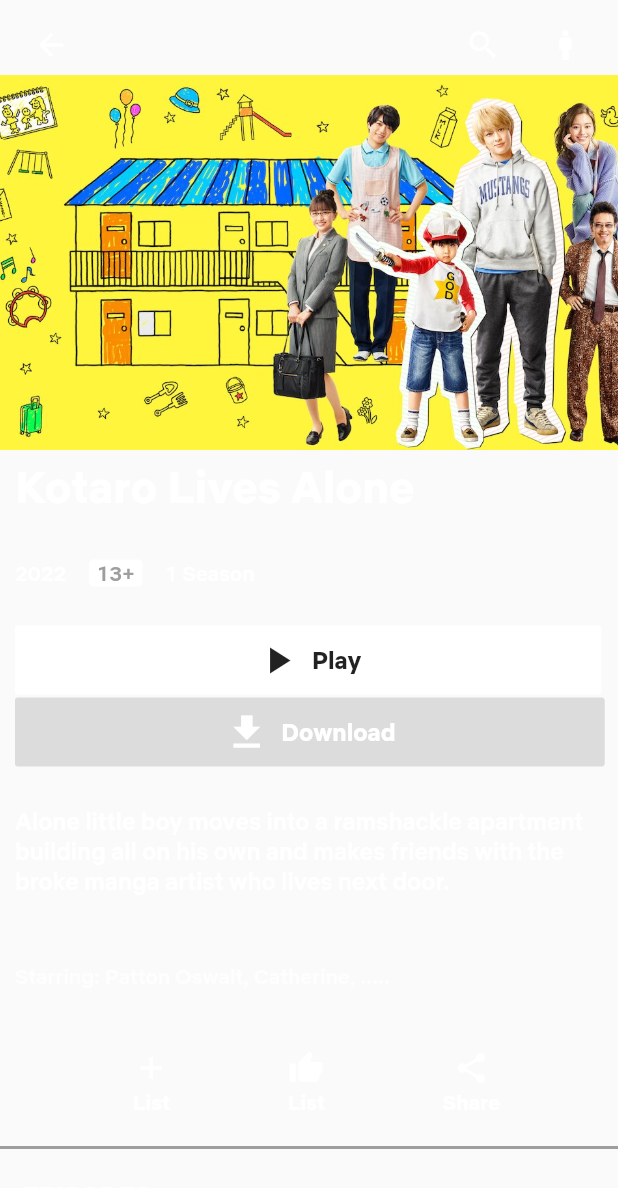
After one commit to hnagn2003/test-netflex, a Flutter app: the Detail screen opened directly, after a tap on "Play", on a phone screen of 412 x 824 dp. The commit adds this screen. Shown: the top 1188 px of the screen. Run offline on Flutter 3.47's test engine with Material 2 defaults, Android fonts, the phone set to English and light mode, and no system bars.

Commit message:
merge code hai nam

```diff
--- /dev/null
+++ b/lib/assets.dart
@@ -0,0 +1,46 @@
+class Assets {
+  static const String _images = 'assets/images/';
+
+  static const String netflixLogo0 = '${_images}netflix_logo0.png';
+  static const String netflixLogo1 = '${_images}netflix_logo1.png';
+
+  static const String sintel = '${_images}sintel.jpg';
+  static const String sintelTitle = '${_images}sintel_title.png';
+  static const String sintelVideoUrl =
+      'http://commondatastorage.googleapis.com/gtv-videos-bucket/sample/Sintel.mp4';
+
+  static const String atla = '${_images}atla.jpg';
+  static const String atlaTitle = '${_images}atla_title.png';
+
+  static const String blackMirror = '${_images}black_mirror.jpg';
+  static const String blackMirrorTitle = '${_images}black_mirror_title.png';
+
+  static const String breakingBad = '${_images}breaking_bad.jpg';
+
+  static const String caroleAndTuesday = '${_images}carole_and_tuesday.jpg';
+  static const String caroleAndTuesdayTitle =
+      '${_images}carole_and_tuesday_title.png';
+
+  static const String crown = '${_images}crown.jpg';
+  static const String crownTitle = '${_images}crown_title.png';
+
+  static const String dogs = '${_images}dogs.jpg';
+  static const String explained = '${_images}explained.jpg';
+  static const String htsdof = '${_images}htsdof.jpg';
+  static const String kakegurui = '${_images}kakegurui.jpg';
+  static const String strangerThings = '${_images}stranger_things.jpg';
+  static const String teotfw = '${_images}teotfw.jpg';
+  static const String thirteenReasonsWhy = '${_images}thirteen_reasons_why.jpg';
+  static const String tigerKing = '${_images}tiger_king.jpg';
+
+  static const String umbrellaAcademy = '${_images}umbrella_academy.jpg';
+  static const String umbrellaAcademyTitle =
+      '${_images}umbrella_academy_title.png';
+
+  static const String violetEvergarden = '${_images}violet_evergarden.jpg';
+  static const String witcher = '${_images}witcher.jpg';
+
+  static const String larva = '${_images}larva.jpg';
+  static const String kotaro = '${_images}kotaro.jpg';
+  static const String kotaro_ep1 = '${_images}ep1.jpg';
+}
--- /dev/null
+++ b/lib/details.dart
@@ -0,0 +1,404 @@
+import 'package:flutter/material.dart';
+
+import '../assets.dart';
+
+class Detail extends StatelessWidget {
+  const Detail({Key? key}) : super(key: key);
+
+  @override
+  Widget build(BuildContext context) {
+    final Size screenSize = MediaQuery.of(context).size;
+
+    return Scaffold(
+      appBar: PreferredSize(
+        preferredSize: Size(screenSize.width, 50.0),
+        child: BackBar(),
+      ),
+      body: ListView(
+        children: [
+          Container(
+            height: 250.0,
+            decoration: BoxDecoration(
+              image: DecorationImage(
+                image: AssetImage(Assets.kotaro),
+                fit: BoxFit.cover,
+              ),
+            ),
+          ),
+          Padding(
+            padding: const EdgeInsets.only(left: 10.0), // trai phai
+            child: Column(
+              crossAxisAlignment: CrossAxisAlignment.start,
+              children: [
+                const Padding(
+                  padding: const EdgeInsets.symmetric(vertical: 5.0),
+                  child: Text(
+                    'Kotaro Lives Alone',
+                    style: TextStyle(
+                      color: Colors.white,
+                      fontSize: 30.0,
+                      fontWeight: FontWeight.bold,
+                    ),
+                  ),
+                ),
+                Padding(
+                  padding: const EdgeInsets.symmetric(vertical: 25.0),
+                  child: Row(
+                    children: [
+                      const Text(
+                        '2022',
+                        style: TextStyle(
+                          color: Colors.white,
+                        ),
+                      ),
+                      const SizedBox(
+                        width: 15.0,
+                      ),
+                      Container(
+                        padding: const EdgeInsets.symmetric(horizontal: 5.0),
+                        decoration: BoxDecoration(
+                          color: Colors.white,
+                          borderRadius: BorderRadius.circular(3),
+                        ),
+                        child: const Text(
+                          '13+',
+                          style: TextStyle(
+                            color: Colors.grey,
+                          ),
+                        ),
+                      ),
+                      const SizedBox(
+                        width: 15.0,
+                      ),
+                      const Text(
+                        '1 Season',
+                        style: TextStyle(
+                          color: Colors.white,
+                        ),
+                      ),
+                    ],
+                  ),
+                ),
+                _PlayButton(),
+                _DownloadButton(),
+                const Padding(
+                  padding: const EdgeInsets.symmetric(vertical: 25.0),
+                  child: Text(
+                    'Alone little boy moves into a ramshackle apartment building all on his own and makes friends with the broke manga artist who lives next door.',
+                    style: const TextStyle(
+                      color: Colors.white,
+                      fontSize: 16.0,
+                      // fontWeight: FontWeight.w400,
+                    ),
+                  ),
+                ),
+                Padding(
+                  padding: EdgeInsets.symmetric(vertical: 20.0),
+                  child: Text(
+                    'Starring: Patton Oswalt, Catherine, .....',
+                    style: TextStyle(
+                      color: Colors.white.withOpacity(0.7),
+                      fontSize: 14.0,
+                      // fontWeight: FontWeight.w400,
+                    ),
+                  ),
+                ),
+                _ButtonBar(),
+              ],
+            ),
+          ),
+          Container(
+            // padding: const EdgeInsets.symmetric(horizontal: 5.0),
+            decoration: BoxDecoration(
+              color: Colors.grey,
+              // borderRadius: BorderRadius.circular(3),
+            ),
+            child: const SizedBox(
+              // width: 10.0,
+              height: 2.0,
+            ),
+          ),
+          Padding(
+            padding:
+                const EdgeInsets.symmetric(vertical: 20.0, horizontal: 15.0),
+            child: Column(
+              crossAxisAlignment: CrossAxisAlignment.start,
+              children: const [
+                Text(
+                  'EPISODES',
+                  style: TextStyle(
+                    color: Colors.white,
+                    fontSize: 17.0,
+                    fontWeight: FontWeight.bold,
+                  ),
+                ),
+                SizedBox(
+                  height: 20.0,
+                ),
+                Text(
+                  'Season 1',
+                  style: TextStyle(
+                    color: Colors.white,
+                    fontSize: 15.0,
+                    fontWeight: FontWeight.bold,
+                  ),
+                ),
+              ],
+            ),
+          ),
+          Episode(),
+        ],
+      ),
+    );
+  }
+}
+
+class _PlayButton extends StatelessWidget {
+  const _PlayButton({Key? key}) : super(key: key);
+
+  @override
+  Widget build(BuildContext context) {
+    return FlatButton.icon(
+      // padding: const EdgeInsets.fromLTRB(160.0, 5.0, 160.0, 5.0),
+      padding: const EdgeInsets.symmetric(vertical: 8.0, horizontal: 160.0),
+      onPressed: () => print('play'),
+      color: Colors.white,
+      icon: const Icon(
+        Icons.play_arrow,
+        size: 30.0,
+      ),
+      label: const Text(
+        'Play',
+        style: TextStyle(fontSize: 16.0, fontWeight: FontWeight.w600),
+      ),
+    );
+  }
+}
+
+class _DownloadButton extends StatelessWidget {
+  const _DownloadButton({Key? key}) : super(key: key);
+
+  @override
+  Widget build(BuildContext context) {
+    return FlatButton.icon(
+      // padding: const EdgeInsets.fromLTRB(160.0, 5.0, 160.0, 5.0),
+      padding: const EdgeInsets.symmetric(vertical: 8.0, horizontal: 139.5),
+      onPressed: () => print('Download'),
+      color: Colors.black12,
+      icon: const Icon(
+        Icons.download,
+        size: 30.0,
+        color: Colors.white,
+      ),
+      label: const Text(
+        'Download',
+        style: TextStyle(
+          fontSize: 16.0,
+          fontWeight: FontWeight.w600,
+          color: Colors.white,
+        ),
+      ),
+    );
+  }
+}
+
+class _ButtonBar extends StatelessWidget {
+  const _ButtonBar({Key? key}) : super(key: key);
+
+  @override
+  Widget build(BuildContext context) {
+    return Padding(
+      padding: const EdgeInsets.symmetric(vertical: 20.0),
+      child: Row(
+        mainAxisAlignment: MainAxisAlignment.spaceEvenly,
+        children: [
+          VerticalIconButton(
+              icon: Icons.add, title: 'List', onTap: () => print('My list')),
+          VerticalIconButton(
+              icon: Icons.thumb_up,
+              title: 'List',
+              onTap: () => print('My list')),
+          VerticalIconButton(
+              icon: Icons.share, title: 'Share', onTap: () => print('Share')),
+        ],
+      ),
+    );
+  }
+}
+
+class _DownloadEpisode extends StatelessWidget {
+  const _DownloadEpisode({Key? key}) : super(key: key);
+
+  @override
+  Widget build(BuildContext context) {
+    return FlatButton.icon(
+      // padding: const EdgeInsets.fromLTRB(160.0, 5.0, 160.0, 5.0),
+      // padding: const EdgeInsets.symmetric(vertical: 8.0, horizontal: 139.5),
+      onPressed: () => print('Download'),
+      color: Colors.black12,
+      icon: const Icon(
+        Icons.download,
+        size: 30.0,
+        color: Colors.white,
+      ),
+      label: Text(''),
+    );
+  }
+}
+
+class Episode extends StatelessWidget {
+  const Episode({Key? key}) : super(key: key);
+
+  @override
+  Widget build(BuildContext context) {
+    return Padding(
+      padding: const EdgeInsets.symmetric(horizontal: 5.0),
+      child: Column(
+        crossAxisAlignment: CrossAxisAlignment.start,
+        children: [
+          Row(
+            children: [
+              Stack(
+                // alignment: Alignment.topLeft,
+                children: [
+                  Container(
+                    height: 100.0,
+                    width: 160.0,
+                    decoration: BoxDecoration(
+                      image: DecorationImage(
+                        image: AssetImage(Assets.kotaro_ep1),
+                        fit: BoxFit.cover,
+                      ),
+                      borderRadius: BorderRadius.circular(5),
+                    ),
+                    // color: Colors.white,
+                  ),
+                  Positioned(
+                    left: 0,
+                    right: 0,
+                    bottom: 0,
+                    top: 0,
+                    child: SizedBox(
+                      height: 60.0,
+                      child: Icon(Icons.play_circle),
+                    ),
+                  )
+                ],
+              ),
+              const SizedBox(
+                width: 15.0,
+              ),
+              Column(
+                crossAxisAlignment: CrossAxisAlignment.start,
+                children: [
+                  const Text(
+                    '1. Episode 1',
+                    style: TextStyle(
+                        color: Colors.white,
+                        fontSize: 16.0,
+                        fontWeight: FontWeight.bold),
+                  ),
+                  Text(
+                    '26m',
+                    style: TextStyle(
+                      color: Colors.white.withOpacity(0.7),
+                      fontSize: 14.0,
+                    ),
+                  ),
+                ],
+              ),
+              const SizedBox(
+                width: 48.0,
+              ),
+              _DownloadEpisode(),
+            ],
+          ),
+          Padding(
+            padding: const EdgeInsets.symmetric(vertical: 10.0),
+            child: Text(
+              'A strange four-year-old boy named Kotaro moves into Shimizu Apartment all on his own. He doest seem to have any parents or family around.',
+              style: TextStyle(
+                color: Colors.white.withOpacity(0.8),
+                fontSize: 14.0,
+              ),
+            ),
+          ),
+        ],
+      ),
+    );
+  }
+}
+
+class BackBar extends StatelessWidget {
+  const BackBar({Key? key}) : super(key: key);
+
+  @override
+  Widget build(BuildContext context) {
+    return Container(
+      padding: const EdgeInsets.symmetric(
+        vertical: 10.0,
+        horizontal: 10.0,
+      ),
+      child: SafeArea(
+        child: Row(
+          children: [
+            IconButton(
+              onPressed: () => print("Back"),
+              icon: Icon(Icons.arrow_back),
+              color: Colors.white,
+            ),
+            const SizedBox(
+              width: 240.0,
+            ),
+            IconButton(
+              onPressed: () => print("Search"),
+              icon: Icon(Icons.search),
+              color: Colors.white,
+            ),
+            const SizedBox(
+              width: 7.0,
+            ),
+            IconButton(
+              onPressed: () => print("Back"),
+              icon: Icon(Icons.man),
+              color: Colors.white,
+            ),
+          ],
+        ),
+      ),
+    );
+  }
+}
+
+class VerticalIconButton extends StatelessWidget {
+  final IconData icon;
+  final String title;
+  final Function onTap;
+
+  const VerticalIconButton(
+      {Key? key, required this.icon, required this.title, required this.onTap})
+      : super(key: key);
+
+  @override
+  Widget build(BuildContext context) {
+    return GestureDetector(
+      onTap: () => onTap,
+      child: Column(
+        children: [
+          Icon(
+            icon,
+            color: Colors.white,
+          ),
+          const SizedBox(
+            height: 2.0,
+          ),
+          Text(
+            title,
+            style: const TextStyle(
+                color: Colors.white, fontWeight: FontWeight.w600),
+          )
+        ],
+      ),
+    );
+  }
+}
--- a/pubspec.yaml
+++ b/pubspec.yaml
@@ -57,11 +57,10 @@ flutter:
   # included with your application, so that you can use the icons in
   # the material Icons class.
   uses-material-design: true
-
+  assets:
+    - assets/images/
   # To add assets to your application, add an assets section, like this:
-  assets:
     - assets/icons/
-    - assets/images/
 
   # An image asset can refer to one or more resolution-specific "variants", see
   # https://flutter.dev/assets-and-images/#resolution-aware.
```
Also changed, not shown: lib/main.dart (+9 -0 lines), assets/images/ep1.jpg (added), assets/images/kotaro.jpg (added).
